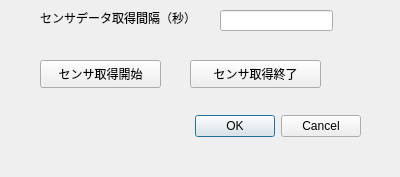
Before: the Qt Designer form ReceiveSensorData_dialog_base.ui in yoichigmf/ReceiveSensorData, drawn with Qt 5.
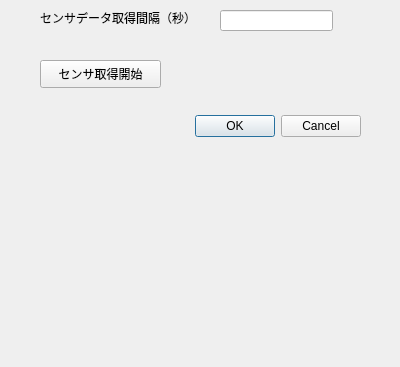
After: the same form once the commit is applied.

Commit message: add background process class

Diff of the .ui file:
```diff
--- a/ReceiveSensorData_dialog_base.ui
+++ b/ReceiveSensorData_dialog_base.ui
@@ -7,7 +7,6 @@
     <x>0</x>
     <y>0</y>
     <width>400</width>
-    <height>177</height>
     <height>367</height>
    </rect>
   </property>
@@ -53,19 +52,6 @@
     </rect>
    </property>
   </widget>
-  <widget class="QPushButton" name="buttonStop">
-   <property name="geometry">
-    <rect>
-     <x>190</x>
-     <y>60</y>
-     <width>131</width>
-     <height>28</height>
-    </rect>
-   </property>
-   <property name="text">
-    <string>センサ取得終了</string>
-   </property>
-  </widget>
   <widget class="QLabel" name="label">
    <property name="geometry">
     <rect>
@@ -80,13 +66,6 @@
    </property>
   </widget>
  </widget>
- <customwidgets>
-  <customwidget>
-   <class>QgsMapLayerComboBox</class>
-   <extends>QComboBox</extends>
-   <header>qgsmaplayercombobox.h</header>
-  </customwidget>
- </customwidgets>
  <resources/>
  <connections>
   <connection>
```
Left out of the diff: 2 changed lines with no effect on the pictures. The commit also changes 1 other file.
